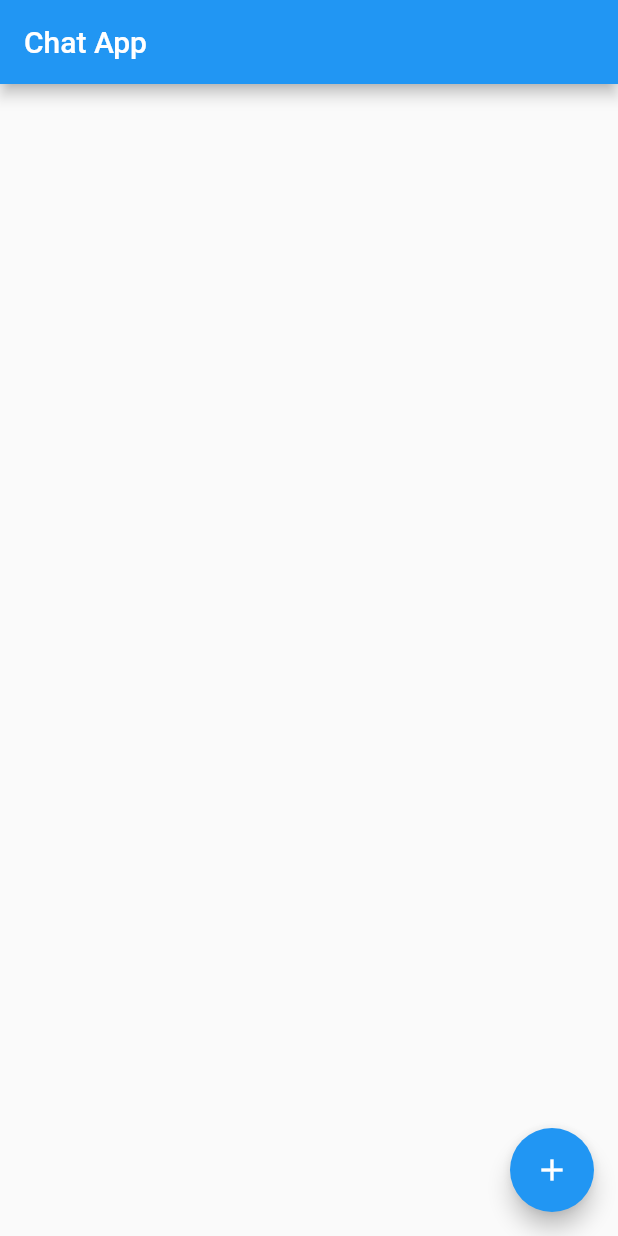
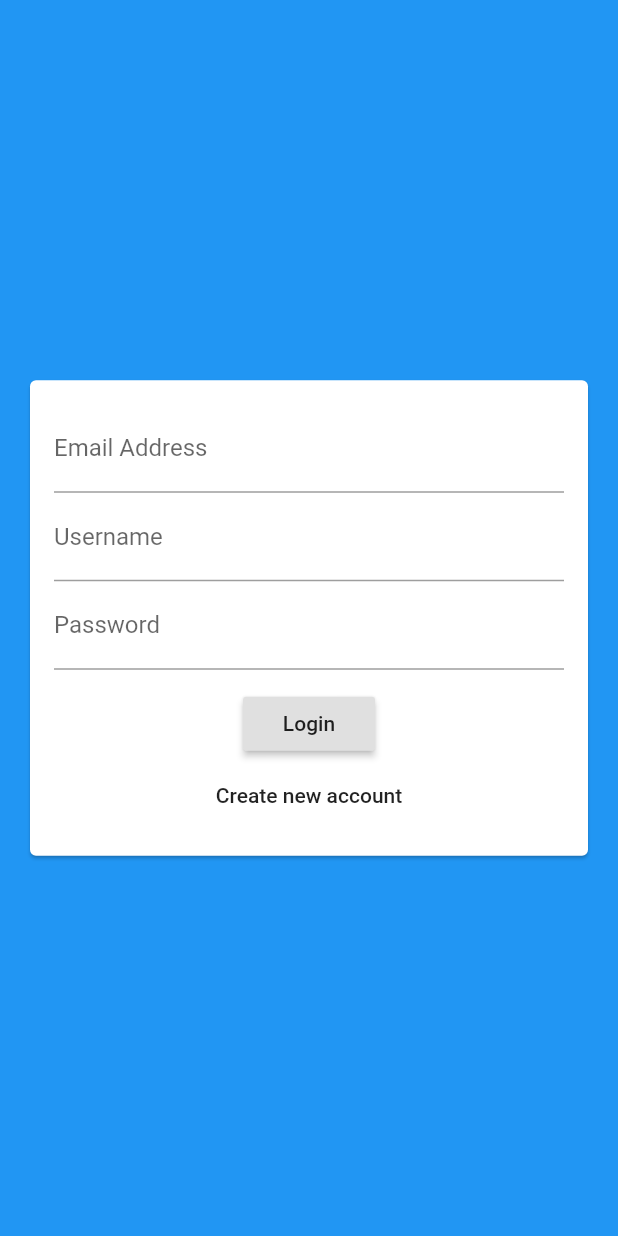
Before and after one commit to ishon19/FlutterProjects, a Flutter app: the screen it shows after launch, on a phone screen of 412 x 824 dp. Run offline on Flutter 3.47's test engine with Material 2 defaults, Android fonts, the phone set to English and light mode, and no system bars; our stand-ins replace cloud_firestore, google_maps_flutter, image_picker, location, shared_preferences, sqflite; accounts and stored records are empty.

Commit message:
Added auth screen

```diff
--- a/ChatApp/lib/main.dart
+++ b/ChatApp/lib/main.dart
@@ -1,3 +1,4 @@
+import 'package:ChatApp/screens/auth_screen.dart';
 import 'package:ChatApp/screens/chat_screen.dart';
 import 'package:flutter/material.dart';
 
@@ -15,7 +16,7 @@ class MyApp extends StatelessWidget {
         primarySwatch: Colors.blue,
         visualDensity: VisualDensity.adaptivePlatformDensity,
       ),
-      home: ChatScreen(),
+      home: AuthScreen(),
     );
   }
 }
--- a/ChatApp/lib/screens/auth_screen.dart
+++ b/ChatApp/lib/screens/auth_screen.dart
@@ -0,0 +1,17 @@
+import 'package:ChatApp/widgets/auth_form.dart';
+import 'package:flutter/material.dart';
+
+class AuthScreen extends StatefulWidget {
+  @override
+  _AuthScreenState createState() => _AuthScreenState();
+}
+
+class _AuthScreenState extends State<AuthScreen> {
+  @override
+  Widget build(BuildContext context) {
+    return Scaffold(
+      backgroundColor: Theme.of(context).primaryColor,
+      body: AuthForm(),
+    );
+  }
+}
--- a/ChatApp/lib/screens/chat_screen.dart
+++ b/ChatApp/lib/screens/chat_screen.dart
@@ -29,7 +29,11 @@ class ChatScreen extends StatelessWidget {
             .snapshots(),
       ),
       floatingActionButton: FloatingActionButton(
-        onPressed: () {},
+        onPressed: () {
+          Firestore.instance.collection('chats/mxSrsFfwFeGycek1lW6D/messages').add({
+            'text': 'Added on click'
+          });
+        },
         child: Icon(Icons.add),
       ),
     );
--- /dev/null
+++ b/ChatApp/lib/widgets/auth_form.dart
@@ -0,0 +1,57 @@
+import 'package:flutter/material.dart';
+
+class AuthForm extends StatefulWidget {
+  @override
+  _AuthFormState createState() => _AuthFormState();
+}
+
+class _AuthFormState extends State<AuthForm> {
+  @override
+  Widget build(BuildContext context) {
+    return Center(
+      child: Card(
+        margin: EdgeInsets.all(20),
+        child: SingleChildScrollView(
+          child: Padding(
+            padding: EdgeInsets.all(16),
+            child: Form(
+              child: Column(
+                mainAxisSize: MainAxisSize.min,
+                children: [
+                  TextFormField(
+                    keyboardType: TextInputType.emailAddress,
+                    decoration: InputDecoration(
+                      labelText: 'Email Address',
+                    ),
+                  ),
+                  TextFormField(
+                    decoration: InputDecoration(
+                      labelText: 'Username',
+                    ),
+                  ),
+                  TextFormField(
+                    decoration: InputDecoration(
+                      labelText: 'Password',
+                    ),
+                    obscureText: true,
+                  ),
+                  SizedBox(
+                    height: 12,
+                  ),
+                  RaisedButton(
+                    onPressed: () {},
+                    child: Text('Login'),
+                  ),
+                  FlatButton(
+                    onPressed: () {},
+                    child: Text('Create new account'),
+                  ),
+                ],
+              ),
+            ),
+          ),
+        ),
+      ),
+    );
+  }
+}
```
